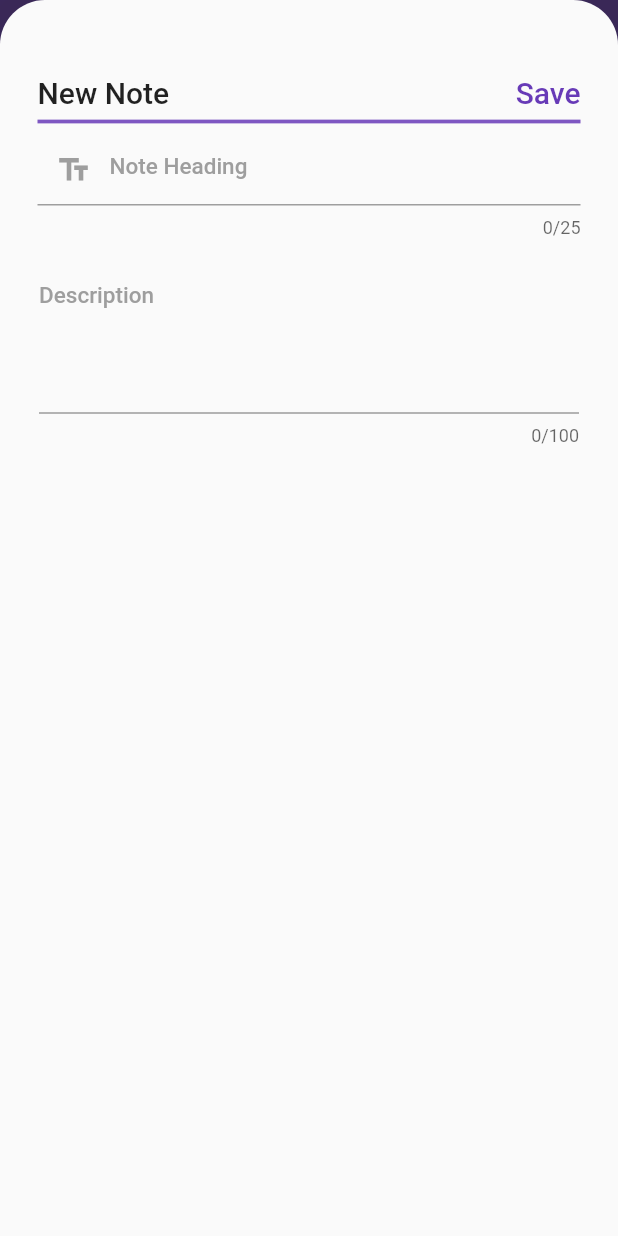
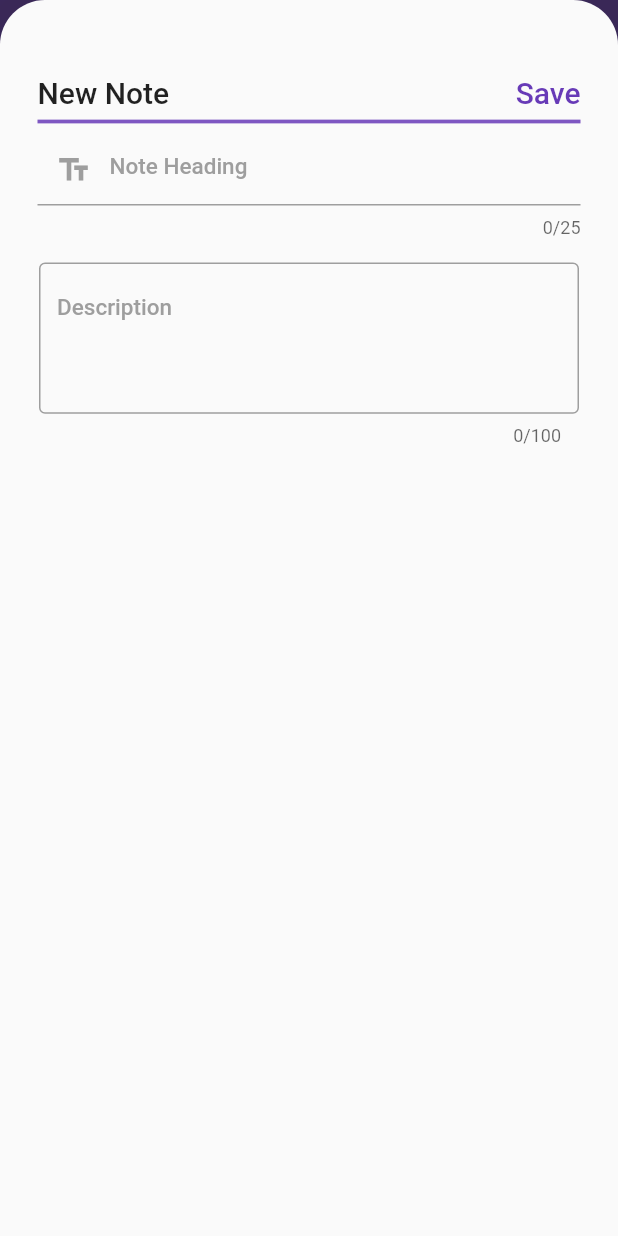
Before and after one commit to sanika30chandode/Noteit, a Flutter app: the NotesPage screen opened by its route, after a tap on the "create" icon, on a phone screen of 412 x 824 dp. Run offline on Flutter 3.47's test engine with Material 2 defaults, Android fonts, the phone set to English and light mode, and no system bars; our stand-ins replace auto_size_text, flutter_colorpicker, table_calendar.

Commit message:
colour problem fixed regarding description

```diff
--- a/noteit/lib/pages/Notes.dart
+++ b/noteit/lib/pages/Notes.dart
@@ -361,11 +361,11 @@ class _NotesPageState extends State<NotesPage> {
                             controller: noteDescriptionController,
                             cursorColor: Colors.deepPurple[400],
                             decoration: InputDecoration(
-                              // enabledBorder: OutlineInputBorder(
-                              //   borderSide: BorderSide(
-                              //     color: Colors.deepPurple.shade400,
-                              //   ),
-                              // ),
+                              enabledBorder: OutlineInputBorder(
+                                borderSide: BorderSide(
+                                  color: Colors.grey,
+                                ),
+                              ),
                               focusedBorder: OutlineInputBorder(
                                 borderSide: BorderSide(
                                   color: Colors.deepPurple.shade400,
```
